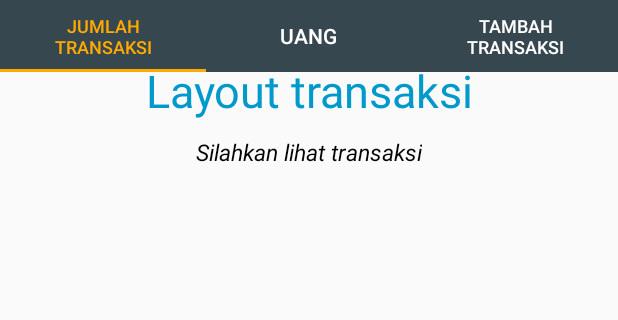
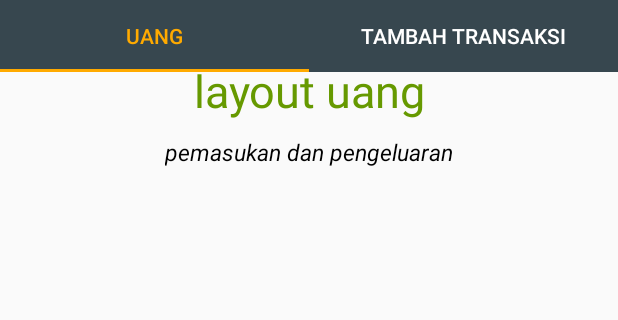
Before and after one commit to ViramelianaXIR133/Cost.In, an Android app: the screen it shows after launch (MainActivity), after a tap on "SKIP", on a phone screen of 412 x 824 dp, the part 84-404 px from its top. Run offline under Robolectric (Android 15) with nearby library versions, the phone set to English and light mode, and no system bars; 1 other tap on this screen came first.

Commit message:
databasevira

```diff
--- /dev/null
+++ b/app/src/main/java/id/sch/smktelkom_mlg/project2/xirpl11517192933/costin/Database.java
@@ -0,0 +1,37 @@
+package id.sch.smktelkom_mlg.project2.xirpl11517192933.costin;
+
+import android.content.Context;
+import android.database.sqlite.SQLiteDatabase;
+import android.database.sqlite.SQLiteOpenHelper;
+
+/**
+ * Created by Vira Meliana on 3/21/2017.
+ */
+
+public class Database extends SQLiteOpenHelper {
+    public static final String DATABASE_NAME = "db_costin";
+    public static final String TABLE_NAME = "tb_transaksi";
+    public static final String COL1 = "id_transaksi";
+    public static final String COL2 = "jml_uang";
+    public static final String COL3 = "kategori";
+    public static final String COL4 = "keterangan";
+    public static final String COL5 = "tanggal";
+
+    public Database(Context context) {
+        super(context, DATABASE_NAME, null, 1);
+        SQLiteDatabase db = this.getWritableDatabase();
+
+    }
+
+    @Override
+    public void onCreate(SQLiteDatabase db) {
+        db.execSQL("create table " + TABLE_NAME + " (id_transaksi INTEGER PRIMARY KEY AUTOINCREMENT, jml_uang INTEGER, kategori TEXT, keterangan TEXT, tanggal DATE)");
+
+    }
+
+    @Override
+    public void onUpgrade(SQLiteDatabase db, int oldVersion, int newVersion) {
+        db.execSQL("DROP TABLE IF EXIST " + TABLE_NAME);
+        onCreate(db);
+    }
+}
--- a/app/src/main/java/id/sch/smktelkom_mlg/project2/xirpl11517192933/costin/MainActivity.java
+++ b/app/src/main/java/id/sch/smktelkom_mlg/project2/xirpl11517192933/costin/MainActivity.java
@@ -15,10 +15,13 @@ public class MainActivity extends AppCompatActivity {
     FragmentManager mFragmentManager;
     FragmentTransaction mFragmentTransaction;
 
+    Database myDb;
+
     @Override
     protected void onCreate(Bundle savedInstanceState) {
         super.onCreate(savedInstanceState);
         setContentView(R.layout.activity_main);
+        myDb = new Database(this);
 
         /**
          *Setup the DrawerLayout and NavigationView
--- a/app/src/main/java/id/sch/smktelkom_mlg/project2/xirpl11517192933/costin/TabFragment.java
+++ b/app/src/main/java/id/sch/smktelkom_mlg/project2/xirpl11517192933/costin/TabFragment.java
@@ -21,7 +21,7 @@ public class TabFragment extends Fragment {
 
     public static TabLayout tabLayout;
     public static ViewPager viewPager;
-    public static int int_items = 3;
+    public static int int_items = 2;
 
     @Nullable
     @Override
@@ -68,11 +68,11 @@ public class TabFragment extends Fragment {
         @Override
         public Fragment getItem(int position) {
             switch (position) {
+//                case 0:
+//                    return new TransaksiFragment();
                 case 0:
-                    return new TransaksiFragment();
+                    return new UangFragment();
                 case 1:
-                    return new UangFragment();
-                case 2:
                     return new TambahFragment();
             }
             return null;
@@ -93,11 +93,11 @@ public class TabFragment extends Fragment {
         public CharSequence getPageTitle(int position) {
 
             switch (position) {
+//                case 0:
+//                    return "Jumlah Transaksi";
                 case 0:
-                    return "Jumlah Transaksi";
+                    return "Uang";
                 case 1:
-                    return "Uang";
-                case 2:
                     return "Tambah Transaksi";
             }
             return null;
--- a/app/src/main/java/id/sch/smktelkom_mlg/project2/xirpl11517192933/costin/TambahFragment.java
+++ b/app/src/main/java/id/sch/smktelkom_mlg/project2/xirpl11517192933/costin/TambahFragment.java
@@ -22,6 +22,7 @@ public class TambahFragment extends Fragment {
     @Override
     public View onCreateView(LayoutInflater inflater, ViewGroup container,
                              Bundle savedInstanceState) {
+
         // Inflate the layout for this fragment
         return inflater.inflate(R.layout.tambah_layout, container, false);
     }
--- a/app/src/main/res/menu/drawermenu.xml
+++ b/app/src/main/res/menu/drawermenu.xml
@@ -30,15 +30,5 @@
         </menu>
     </item>
 
-    <group android:id="@+id/group_settings_id">
-
-        <item
-            android:icon="@drawable/settings"
-            android:title="Settings" />
-        <item
-            android:icon="@drawable/help"
-            android:title="Help" />
-    </group>
-
 
 </menu>
```
